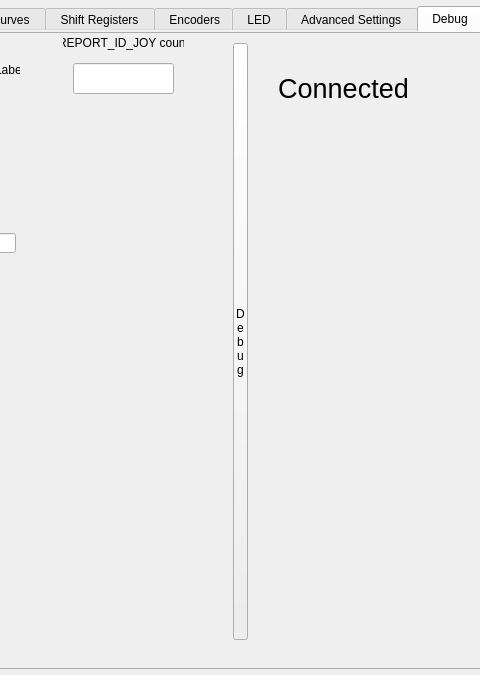
Before: the Qt Designer form mainwindow.ui in FreeJoy-Team/FreeJoyConfiguratorQt, drawn with Qt 5; both pictures show x 544 to 1024 and y 0 to 675 of the 1180 by 675 pixel window.
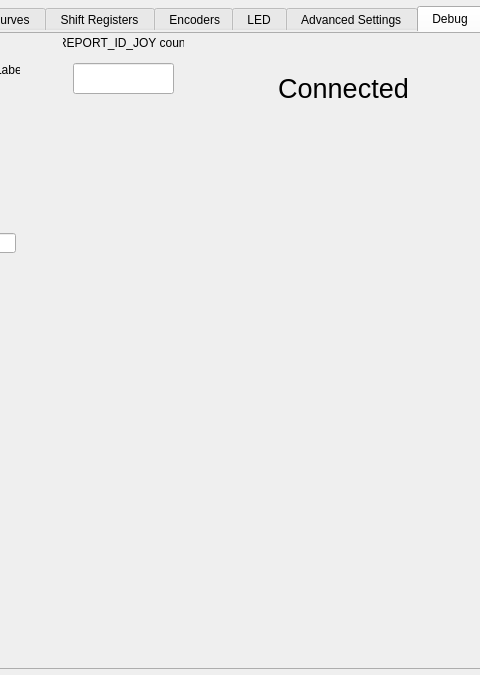
After: the same form once the commit is applied. The open tabs and pages were chosen to show the change. Custom widgets are drawn as their Qt base class.

```diff
--- a/mainwindow.ui
+++ b/mainwindow.ui
@@ -350,34 +350,6 @@
          <string notr="true">Test button</string>
         </property>
        </widget>
-       <widget class="QPushButton" name="pushButton_ShowDebug2_2">
-        <property name="geometry">
-         <rect>
-          <x>570</x>
-          <y>10</y>
-          <width>15</width>
-          <height>597</height>
-         </rect>
-        </property>
-        <property name="sizePolicy">
-         <sizepolicy hsizetype="Minimum" vsizetype="Preferred">
-          <horstretch>0</horstretch>
-          <verstretch>0</verstretch>
-         </sizepolicy>
-        </property>
-        <property name="styleSheet">
-         <string notr="true">min-width: 13px;
-max-width: 13px;
-padding: 0px;</string>
-        </property>
-        <property name="text">
-         <string>D
-e
-b
-u
-g</string>
-        </property>
-       </widget>
        <widget class="QLineEdit" name="lineEdit_2">
         <property name="geometry">
          <rect>
```
